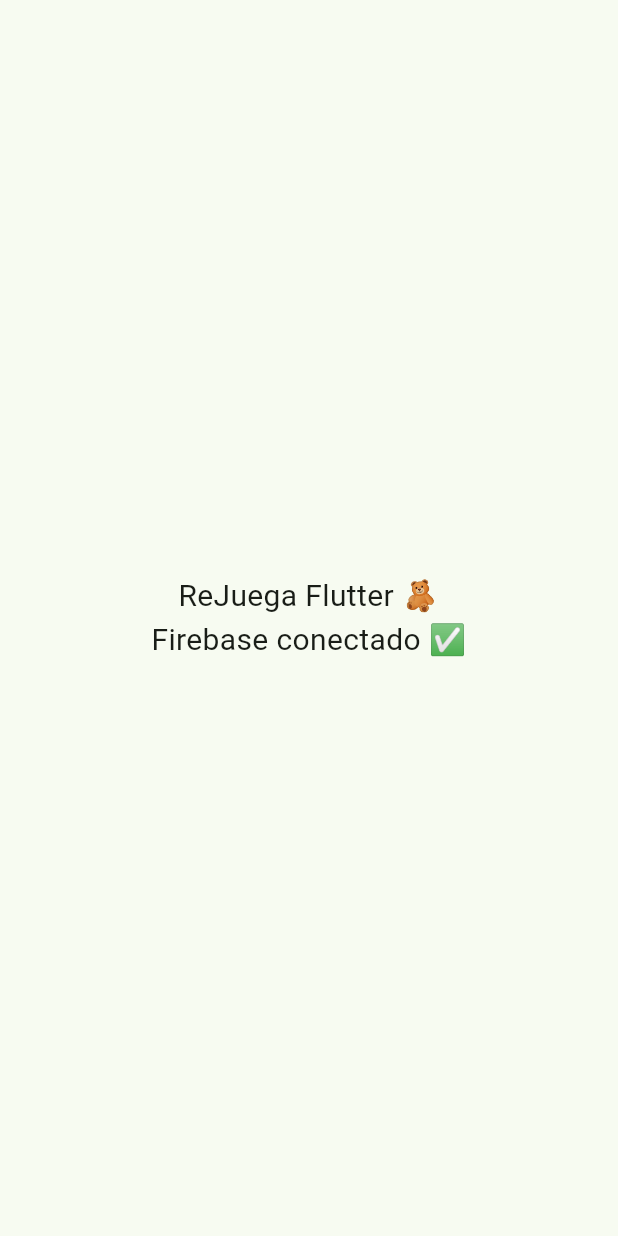
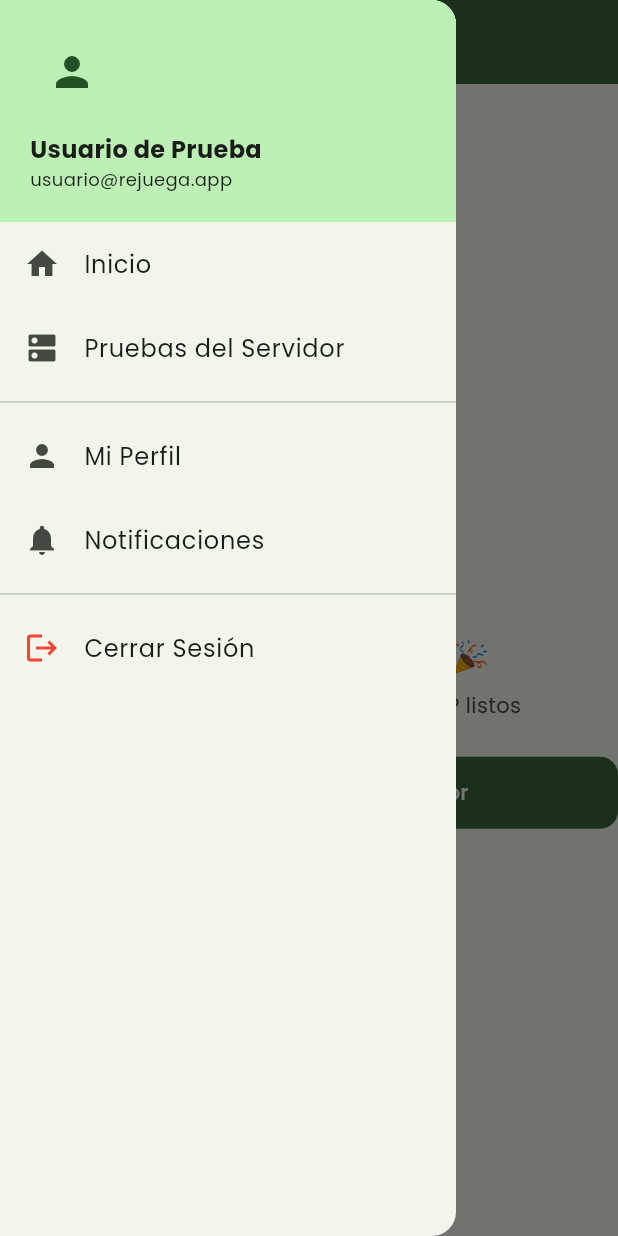
Before and after one commit to JoseReyesR/ReJuega, a Flutter app: the screen it shows after launch, with the side drawer open (before the commit the screen has no drawer), on a phone screen of 412 x 824 dp. Run offline on Flutter 3.47's test engine with Material 3 defaults, Android fonts, the phone set to English and light mode, and no system bars; our stand-ins replace dio, firebase_core, flutter_riverpod, go_router, google_fonts; accounts and stored records are empty.

Commit message:
flutter: fase 1 - tema ReJuega, go_router, riverpod, cliente dio con interceptor y pantalla de pruebas

```diff
--- /dev/null
+++ b/rejuega_flutter/devtools_options.yaml
@@ -0,0 +1,3 @@
+description: This file stores settings for Dart & Flutter DevTools.
+documentation: https://docs.flutter.dev/tools/devtools/extensions#configure-extension-enablement-states
+extensions:
--- /dev/null
+++ b/rejuega_flutter/lib/app.dart
@@ -0,0 +1,23 @@
+// (nuevo) Widget raíz de la app.
+// (nuevo) Envuelve todo con ProviderScope (Riverpod) y MaterialApp.router (go_router).
+import 'package:flutter/material.dart';
+import 'package:flutter_riverpod/flutter_riverpod.dart';
+import 'core/router/app_router.dart';
+import 'core/theme/app_theme.dart';
+
+class ReJuegaApp extends StatelessWidget {
+  const ReJuegaApp({super.key});
+
+  @override
+  Widget build(BuildContext context) {
+    // (nuevo) ProviderScope habilita Riverpod en todo el árbol de widgets.
+    return ProviderScope(
+      child: MaterialApp.router(
+        title: 'ReJuega',
+        debugShowCheckedModeBanner: false,
+        theme: AppTheme.lightTheme,
+        routerConfig: goRouter,
+      ),
+    );
+  }
+}
--- /dev/null
+++ b/rejuega_flutter/lib/core/constants/api_config.dart
@@ -0,0 +1,21 @@
+// (nuevo) Constantes de configuración de la API (equivalente a ApiConfig.kt).
+class ApiConfig {
+  ApiConfig._();
+
+  // (nuevo) URL base del servidor Node.
+  // (nuevo) Cambia esto según el entorno:
+  //   - Emulador Android: http://10.0.2.2:3000/
+  //   - Celular físico:   http://TU_IP_LOCAL:3000/
+  //   - Producción:       https://tu-dominio.com/
+  static const String nodeBaseUrl = 'http://192.168.100.106:3000/';
+
+
+  // (nuevo) Cloudinary.
+  static const String cloudName = 'eg8sugwt';   // reemplaza nombre del cloud name:
+  static const String uploadPreset = 'rejuega_preset';
+
+  // (nuevo) Timeouts (en segundos) — los mismos que usamos en Kotlin (3s).
+  static const int connectTimeoutSeconds = 3;
+  static const int receiveTimeoutSeconds = 5;
+  static const int sendTimeoutSeconds = 5;
+}
--- /dev/null
+++ b/rejuega_flutter/lib/core/router/app_router.dart
@@ -0,0 +1,66 @@
+// (nuevo) Configuración central de rutas (equivalente a Routes.kt + AppNavigation.kt).
+// (nuevo) Usa go_router para navegación declarativa con guardias.
+import 'package:flutter/material.dart';
+import 'package:go_router/go_router.dart';
+import '../../presentation/layouts/shell_layout.dart';
+import '../../presentation/screens/home/home_screen.dart';
+import '../../presentation/screens/test/connectivity_test_screen.dart';
+import '../../presentation/screens/login/login_screen.dart';
+
+// (nuevo) Constantes de rutas (equivalente a Routes.kt).
+class AppRoutes {
+  AppRoutes._();
+
+  static const String home = '/';
+  static const String login = '/login';
+  static const String test = '/test';
+
+  // (nuevo) Agrega aquí las demás rutas a medida que migres pantallas:
+  // static const String campaignDetail = '/campaign/:firestoreId';
+  // static const String profile = '/profile';
+  // ...
+}
+
+// (nuevo) Instancia del router con todas las rutas.
+final goRouter = GoRouter(
+  initialLocation: AppRoutes.home,
+  debugLogDiagnostics: true,   // (nuevo) Logs de navegación en debug.
+  routes: [
+    // (nuevo) Layout Shell (con drawer) envuelve las pantallas principales.
+    ShellRoute(
+      builder: (context, state, child) => ShellLayout(child: child),
+      routes: [
+        GoRoute(
+          path: AppRoutes.home,
+          name: 'home',
+          builder: (context, state) => const HomeScreen(),
+        ),
+        GoRoute(
+          path: AppRoutes.test,
+          name: 'test',
+          builder: (context, state) => const ConnectivityTestScreen(),
+        ),
+        // (nuevo) Aquí agregaremos más rutas en siguientes fases.
+      ],
+    ),
+    // (nuevo) Rutas sin drawer (login, etc).
+    GoRoute(
+      path: AppRoutes.login,
+      name: 'login',
+      builder: (context, state) => const LoginScreen(),
+    ),
+  ],
+  // (nuevo) Pantalla de error para rutas inexistentes.
+  errorBuilder: (context, state) => Scaffold(
+    body: Center(
+      child: Column(
+        mainAxisAlignment: MainAxisAlignment.center,
+        children: [
+          const Icon(Icons.error_outline, size: 64, color: Colors.red),
+          const SizedBox(height: 16),
+          Text('Ruta no encontrada: ${state.uri}'),
+        ],
+      ),
+    ),
+  ),
+);
--- /dev/null
+++ b/rejuega_flutter/lib/core/theme/app_colors.dart
@@ -0,0 +1,35 @@
+// (nuevo) Paleta de colores de ReJuega.
+// (nuevo) Centraliza todos los colores usados en la app para consistencia.
+import 'package:flutter/material.dart';
+
+class AppColors {
+  AppColors._();   // (nuevo) Constructor privado: no se instancia.
+
+  // (nuevo) Color principal verde (identidad de ReJuega).
+  static const Color primary = Color(0xFF4CAF50);
+  static const Color primaryDark = Color(0xFF388E3C);
+  static const Color primaryLight = Color(0xFFC8E6C9);
+
+  // (nuevo) Color secundario (acentos).
+  static const Color secondary = Color(0xFFFFA726);
+
+  // (nuevo) Colores de estado (como en Kotlin).
+  static const Color success = Color(0xFF2E7D32);
+  static const Color warning = Color(0xFFEF6C00);
+  static const Color error = Color(0xFFC62828);
+  static const Color info = Color(0xFF1976D2);
+
+  // (nuevo) Colores para los roles (usados en Gestión de Usuarios).
+  static const Color rolAdministrador = Color(0xFFC62828);
+  static const Color rolGestor = Color(0xFFEF6C00);
+  static const Color rolDonante = Color(0xFF2E7D32);
+
+  // (nuevo) Helper: devuelve el color correspondiente a un rol.
+  static Color colorForRol(String rol) {
+    switch (rol) {
+      case 'Administrador': return rolAdministrador;
+      case 'Gestor': return rolGestor;
+      default: return rolDonante;
+    }
+  }
+}
--- /dev/null
+++ b/rejuega_flutter/lib/core/theme/app_theme.dart
@@ -0,0 +1,66 @@
+// (nuevo) Tema completo de ReJuega basado en Material 3.
+// (nuevo) Se usa como tema por defecto en App widget.
+import 'package:flutter/material.dart';
+import 'package:google_fonts/google_fonts.dart';
+import 'app_colors.dart';
+
+class AppTheme {
+  AppTheme._();
+
+  // (nuevo) Tema claro principal de la app.
+  static ThemeData get lightTheme {
+    // (nuevo) Esquema de color generado desde el verde de ReJuega.
+    final colorScheme = ColorScheme.fromSeed(
+      seedColor: AppColors.primary,
+      brightness: Brightness.light,
+    );
+
+    return ThemeData(
+      useMaterial3: true,
+      colorScheme: colorScheme,
+      // (nuevo) Tipografía con Google Fonts (Poppins, similar a la identidad).
+      fontFamily: GoogleFonts.poppins().fontFamily,
+      // (nuevo) AppBar con el verde corporativo.
+      appBarTheme: AppBarTheme(
+        backgroundColor: colorScheme.primary,
+        foregroundColor: colorScheme.onPrimary,
+        elevation: 0,
+        centerTitle: false,
+      ),
+      // (nuevo) Botones primarios sólidos.
+      filledButtonTheme: FilledButtonThemeData(
+        style: FilledButton.styleFrom(
+          minimumSize: const Size(double.infinity, 48),
+          shape: RoundedRectangleBorder(
+            borderRadius: BorderRadius.circular(12),
+          ),
+        ),
+      ),
+      // (nuevo) Botones secundarios (outlined).
+      outlinedButtonTheme: OutlinedButtonThemeData(
+        style: OutlinedButton.styleFrom(
+          minimumSize: const Size(double.infinity, 48),
+          shape: RoundedRectangleBorder(
+            borderRadius: BorderRadius.circular(12),
+          ),
+        ),
+      ),
+      // (nuevo) Inputs con bordes redondeados.
+      inputDecorationTheme: InputDecorationTheme(
+        border: OutlineInputBorder(
+          borderRadius: BorderRadius.circular(12),
+        ),
+        filled: true,
+        fillColor: colorScheme.surfaceContainerHighest.withValues(alpha: 0.3),
+        contentPadding: const EdgeInsets.symmetric(horizontal: 16, vertical: 14),
+      ),
+      // (nuevo) Cards con elevación sutil.
+      cardTheme: CardThemeData(
+        elevation: 2,
+        shape: RoundedRectangleBorder(
+          borderRadius: BorderRadius.circular(16),
+        ),
+      ),
+    );
+  }
+}
--- /dev/null
+++ b/rejuega_flutter/lib/core/utils/logger.dart
@@ -0,0 +1,24 @@
+// (nuevo) Logger centralizado.
+// (nuevo) En release se pueden desactivar los logs sin tocar el código.
+import 'dart:developer' as developer;
+import 'package:flutter/foundation.dart';
+
+class AppLogger {
+  AppLogger._();
+
+  static void d(String message) {
+    if (kDebugMode) developer.log(message, name: 'ReJuega');
+  }
+
+  static void i(String message) {
+    if (kDebugMode) developer.log('ℹ️  $message', name: 'ReJuega');
+  }
+
+  static void w(String message) {
+    if (kDebugMode) developer.log('⚠️  $message', name: 'ReJuega');
+  }
+
+  static void e(String message, [Object? error]) {
+    if (kDebugMode) developer.log('❌ $message $error', name: 'ReJuega');
+  }
+}
--- a/rejuega_flutter/lib/main.dart
+++ b/rejuega_flutter/lib/main.dart
@@ -1,43 +1,13 @@
-// (modificado) Punto de entrada de ReJuega Flutter.
-// (modificado) Inicializa Firebase antes de correr la app.
+// (modificado) Entry point simplificado: solo inicializa Firebase y arranca la app.
 import 'package:flutter/material.dart';
 import 'package:firebase_core/firebase_core.dart';
 import 'firebase_options.dart';
+import 'app.dart';
 
 void main() async {
-  // (nuevo) Necesario para usar plugins antes de runApp.
   WidgetsFlutterBinding.ensureInitialized();
-
-  // (nuevo) Inicializa Firebase con las opciones generadas por flutterfire.
   await Firebase.initializeApp(
     options: DefaultFirebaseOptions.currentPlatform,
   );
-
   runApp(const ReJuegaApp());
 }
-
-// (nuevo) Widget raíz de la aplicación.
-class ReJuegaApp extends StatelessWidget {
-  const ReJuegaApp({super.key});
-
-  @override
-  Widget build(BuildContext context) {
-    return MaterialApp(
-      title: 'ReJuega',
-      // (nuevo) Tema base verde (identidad de ReJuega).
-      theme: ThemeData(
-        colorScheme: ColorScheme.fromSeed(seedColor: const Color(0xFF4CAF50)),
-        useMaterial3: true,
-      ),
-      home: const Scaffold(
-        body: Center(
-          child: Text(
-            'ReJuega Flutter 🧸\nFirebase conectado ✅',
-            textAlign: TextAlign.center,
-            style: TextStyle(fontSize: 20),
-          ),
-        ),
-      ),
-    );
-  }
-}
--- /dev/null
+++ b/rejuega_flutter/lib/presentation/layouts/shell_layout.dart
@@ -0,0 +1,32 @@
+// (nuevo) Layout base con drawer lateral (equivalente al ModalNavigationDrawer de Kotlin).
+// (nuevo) Envuelve todas las pantallas que deben mostrar el menú lateral.
+import 'package:flutter/material.dart';
+import '../widgets/app_drawer.dart';
+
+class ShellLayout extends StatelessWidget {
+  final Widget child;
+
+  const ShellLayout({super.key, required this.child});
+
+  @override
+  Widget build(BuildContext context) {
+    return Scaffold(
+      appBar: AppBar(
+        title: const Text(
+          'ReJuega',
+          style: TextStyle(fontWeight: FontWeight.bold),
+        ),
+        leading: Builder(
+          // (nuevo) Builder para tener un context con Scaffold disponible.
+          builder: (context) => IconButton(
+            icon: const Icon(Icons.menu),
+            onPressed: () => Scaffold.of(context).openDrawer(),
+            tooltip: 'Abrir menú',
+          ),
+        ),
+      ),
+      drawer: const AppDrawer(),
+      body: child,
+    );
+  }
+}
--- /dev/null
+++ b/rejuega_flutter/lib/presentation/screens/home/home_screen.dart
@@ -0,0 +1,41 @@
+// (nuevo) Home temporal para Fase 1.
+// (nuevo) En Fase 4 se migrará el Home completo con lista de campañas.
+import 'package:flutter/material.dart';
+import 'package:go_router/go_router.dart';
+import '../../../core/router/app_router.dart';
+
+class HomeScreen extends StatelessWidget {
+  const HomeScreen({super.key});
+
+  @override
+  Widget build(BuildContext context) {
+    return Center(
+      child: Column(
+        mainAxisAlignment: MainAxisAlignment.center,
+        children: [
+          Icon(
+            Icons.emoji_events,
+            size: 80,
+            color: Theme.of(context).colorScheme.primary,
+          ),
+          const SizedBox(height: 16),
+          const Text(
+            '¡Fase 1 completada! 🎉',
+            style: TextStyle(fontSize: 20, fontWeight: FontWeight.bold),
+          ),
+          const SizedBox(height: 8),
+          Text(
+            'Tema, navegación, estado y HTTP listos',
+            style: TextStyle(color: Theme.of(context).colorScheme.onSurfaceVariant),
+          ),
+          const SizedBox(height: 24),
+          FilledButton.icon(
+            onPressed: () => context.go(AppRoutes.test),
+            icon: const Icon(Icons.dns),
+            label: const Text('Probar conexión al servidor'),
+          ),
+        ],
+      ),
+    );
+  }
+}
--- /dev/null
+++ b/rejuega_flutter/lib/presentation/widgets/app_drawer.dart
@@ -0,0 +1,82 @@
+// (nuevo) Menú lateral (equivalente a MenuLateralReJuega.kt).
+// (nuevo) Por ahora muestra opciones base; en Fase 4/5 se agregarán todas.
+import 'package:flutter/material.dart';
+import 'package:go_router/go_router.dart';
+import '../../core/router/app_router.dart';
+
+class AppDrawer extends StatelessWidget {
+  const AppDrawer({super.key});
+
+  @override
+  Widget build(BuildContext context) {
+    return Drawer(
+      child: SafeArea(
+        child: Column(
+          children: [
+            // (nuevo) Cabecera con nombre del usuario (por ahora hardcodeado).
+            Container(
+              width: double.infinity,
+              padding: const EdgeInsets.all(20),
+              color: Theme.of(context).colorScheme.primaryContainer,
+              child: const Column(
+                crossAxisAlignment: CrossAxisAlignment.start,
+                children: [
+                  CircleAvatar(
+                    radius: 28,
+                    child: Icon(Icons.person, size: 32),
+                  ),
+                  SizedBox(height: 12),
+                  Text(
+                    'Usuario de Prueba',
+                    style: TextStyle(fontWeight: FontWeight.bold, fontSize: 16),
+                  ),
+                  Text(
+                    'usuario@rejuega.app',
+                    style: TextStyle(fontSize: 12),
+                  ),
+                ],
+              ),
+            ),
+            // (nuevo) Opciones del menú.
+            Expanded(
+              child: ListView(
+                padding: EdgeInsets.zero,
+                children: [
+                  _drawerItem(context, Icons.home, 'Inicio', AppRoutes.home),
+                  _drawerItem(context, Icons.dns, 'Pruebas del Servidor', AppRoutes.test),
+                  const Divider(),
+                  _drawerItem(context, Icons.person, 'Mi Perfil', '/'),  // TODO: ruta real
+                  _drawerItem(context, Icons.notifications, 'Notificaciones', '/'),  // TODO
+                  const Divider(),
+                  ListTile(
+                    leading: const Icon(Icons.logout, color: Colors.red),
+                    title: const Text('Cerrar Sesión'),
+                    onTap: () {
+                      // (nuevo) TODO: implementar logout en Fase 2.
+                      Navigator.pop(context);
+                      ScaffoldMessenger.of(context).showSnackBar(
+                        const SnackBar(content: Text('Logout pendiente - Fase 2')),
+                      );
+                    },
+                  ),
+                ],
+              ),
+            ),
+          ],
+        ),
+      ),
+    );
+  }
+
+  // (nuevo) Widget helper para cada item del drawer.
+  Widget _drawerItem(BuildContext context, IconData icon, String label, String route) {
+    return ListTile(
+      leading: Icon(icon),
+      title: Text(label),
+      onTap: () {
+        Navigator.pop(context);   // (nuevo) Cierra el drawer.
+        context.go(route);        // (nuevo) Navega con go_router.
+      },
+    );
+  }
+}
```
Also changed, not shown: rejuega_flutter/lib/data/services/http_client.dart (added, +45 -0 lines), rejuega_flutter/lib/presentation/screens/login/login_screen.dart (added, +18 -0 lines), rejuega_flutter/pubspec.yaml (+9 -1 lines), rejuega_flutter/pubspec.lock, 7 other files.
